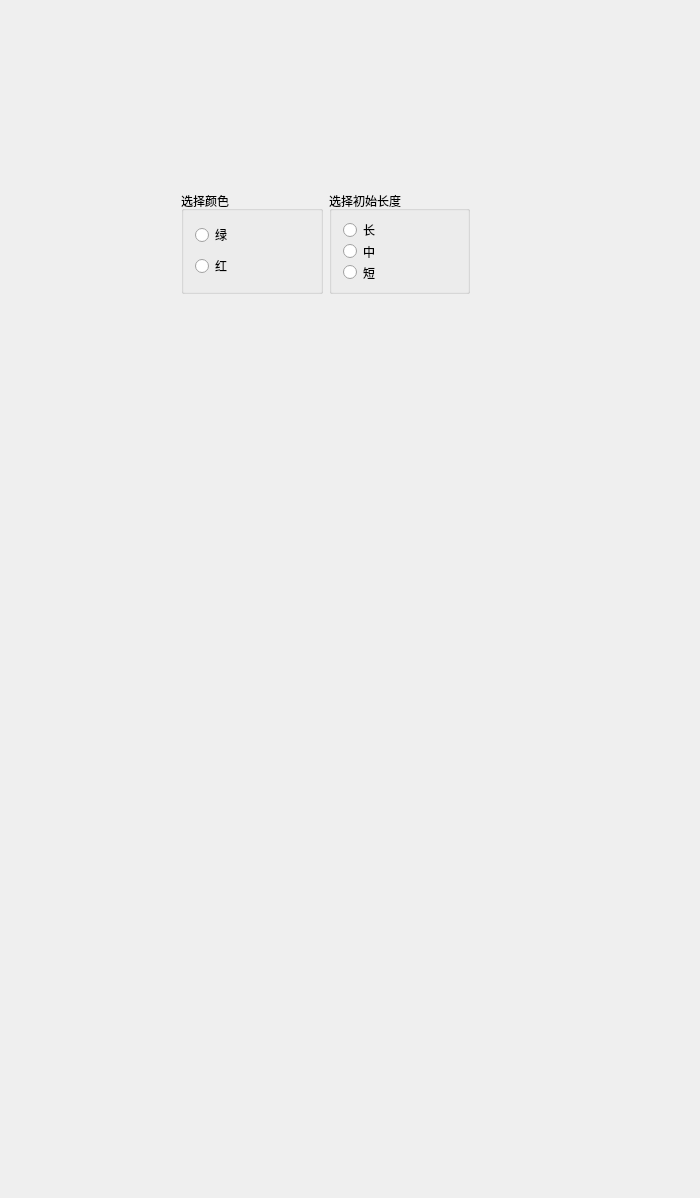
The window that reSnake/select.ui (toucheres/reSnake) describes before a commit, drawn with Qt 5.
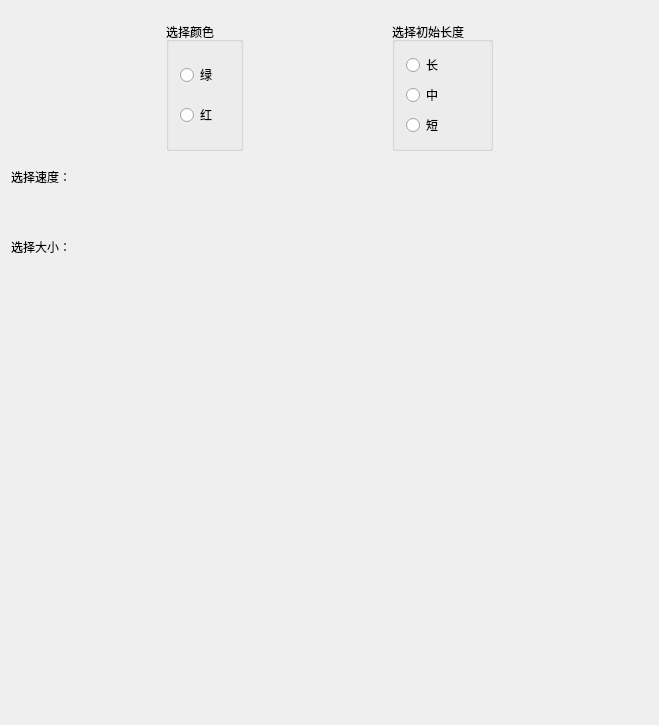
The same window after the commit.

Commit message: 支持大小自定义

Diff of the .ui file:
```diff
--- a/reSnake/select.ui
+++ b/reSnake/select.ui
@@ -6,24 +6,37 @@
    <rect>
     <x>0</x>
     <y>0</y>
-    <width>700</width>
-    <height>1198</height>
+    <width>659</width>
+    <height>725</height>
    </rect>
   </property>
+  <property name="sizePolicy">
+   <sizepolicy hsizetype="Preferred" vsizetype="Preferred">
+    <horstretch>0</horstretch>
+    <verstretch>0</verstretch>
+   </sizepolicy>
+  </property>
   <property name="windowTitle">
    <string>select</string>
   </property>
   <widget class="QWidget" name="centralWidget">
+   <layout class="QVBoxLayout" name="verticalLayout_3">
+    <item>
    <widget class="QWidget" name="widget" native="true">
-    <property name="geometry">
-     <rect>
-      <x>170</x>
-      <y>180</y>
-      <width>311</width>
-      <height>125</height>
-     </rect>
-    </property>
     <layout class="QHBoxLayout" name="horizontalLayout">
+       <item>
+        <spacer name="horizontalSpacer">
+         <property name="orientation">
+          <enum>Qt::Orientation::Horizontal</enum>
+         </property>
+         <property name="sizeHint" stdset="0">
+          <size>
+           <width>40</width>
+           <height>20</height>
+          </size>
+         </property>
+        </spacer>
+       </item>
      <item>
       <widget class="QGroupBox" name="choosecolor">
        <property name="title">
@@ -47,6 +60,19 @@
        </layout>
       </widget>
      </item>
+       <item>
+        <spacer name="horizontalSpacer_3">
+         <property name="orientation">
+          <enum>Qt::Orientation::Horizontal</enum>
+         </property>
+         <property name="sizeHint" stdset="0">
+          <size>
+           <width>40</width>
+           <height>20</height>
+          </size>
+         </property>
+        </spacer>
+       </item>
      <item>
       <widget class="QGroupBox" name="chooselength">
        <property name="title">
@@ -77,8 +103,180 @@
        </layout>
       </widget>
      </item>
-    </layout>
-   </widget>
+       <item>
+        <spacer name="horizontalSpacer_2">
+         <property name="orientation">
+          <enum>Qt::Orientation::Horizontal</enum>
+         </property>
+         <property name="sizeHint" stdset="0">
+          <size>
+           <width>40</width>
+           <height>20</height>
+          </size>
+         </property>
+        </spacer>
+       </item>
+      </layout>
+     </widget>
+    </item>
+    <item>
+     <widget class="QLabel" name="label">
+      <property name="text">
+       <string>选择速度：</string>
+      </property>
+     </widget>
+    </item>
+    <item>
+     <spacer name="verticalSpacer_2">
+      <property name="orientation">
+       <enum>Qt::Orientation::Vertical</enum>
+      </property>
+      <property name="sizeHint" stdset="0">
+       <size>
+        <width>20</width>
+        <height>40</height>
+       </size>
+      </property>
+     </spacer>
+    </item>
+    <item>
+     <widget class="QLabel" name="label_2">
+      <property name="text">
+       <string>选择大小：</string>
+      </property>
+     </widget>
+    </item>
+    <item>
+     <spacer name="verticalSpacer_11">
+      <property name="orientation">
+       <enum>Qt::Orientation::Vertical</enum>
+      </property>
+      <property name="sizeHint" stdset="0">
+       <size>
+        <width>20</width>
+        <height>40</height>
+       </size>
+      </property>
+     </spacer>
+    </item>
+    <item>
+     <spacer name="verticalSpacer_10">
+      <property name="orientation">
+       <enum>Qt::Orientation::Vertical</enum>
+      </property>
+      <property name="sizeHint" stdset="0">
+       <size>
+        <width>20</width>
+        <height>40</height>
+       </size>
+      </property>
+     </spacer>
+    </item>
+    <item>
+     <spacer name="verticalSpacer_8">
+      <property name="orientation">
+       <enum>Qt::Orientation::Vertical</enum>
+      </property>
+      <property name="sizeHint" stdset="0">
+       <size>
+        <width>20</width>
+        <height>40</height>
+       </size>
+      </property>
+     </spacer>
+    </item>
+    <item>
+     <spacer name="verticalSpacer_9">
+      <property name="orientation">
+       <enum>Qt::Orientation::Vertical</enum>
+      </property>
+      <property name="sizeHint" stdset="0">
+       <size>
+        <width>20</width>
+        <height>40</height>
+       </size>
+      </property>
+     </spacer>
+    </item>
+    <item>
+     <spacer name="verticalSpacer_7">
+      <property name="orientation">
+       <enum>Qt::Orientation::Vertical</enum>
+      </property>
+      <property name="sizeHint" stdset="0">
+       <size>
+        <width>20</width>
+        <height>40</height>
+       </size>
+      </property>
+     </spacer>
+    </item>
+    <item>
+     <spacer name="verticalSpacer_6">
+      <property name="orientation">
+       <enum>Qt::Orientation::Vertical</enum>
+      </property>
+      <property name="sizeHint" stdset="0">
+       <size>
+        <width>20</width>
+        <height>40</height>
+       </size>
+      </property>
+     </spacer>
+    </item>
+    <item>
+     <spacer name="verticalSpacer_5">
+      <property name="orientation">
+       <enum>Qt::Orientation::Vertical</enum>
+      </property>
+      <property name="sizeHint" stdset="0">
+       <size>
+        <width>20</width>
+        <height>40</height>
+       </size>
+      </property>
+     </spacer>
+    </item>
+    <item>
+     <spacer name="verticalSpacer_4">
+      <property name="orientation">
+       <enum>Qt::Orientation::Vertical</enum>
+      </property>
+      <property name="sizeHint" stdset="0">
+       <size>
+        <width>20</width>
+        <height>40</height>
+       </size>
+      </property>
+     </spacer>
+    </item>
+    <item>
+     <spacer name="verticalSpacer_3">
+      <property name="orientation">
+       <enum>Qt::Orientation::Vertical</enum>
+      </property>
+      <property name="sizeHint" stdset="0">
+       <size>
+        <width>20</width>
+        <height>40</height>
+       </size>
+      </property>
+     </spacer>
+    </item>
+    <item>
+     <spacer name="verticalSpacer">
+      <property name="orientation">
+       <enum>Qt::Orientation::Vertical</enum>
+      </property>
+      <property name="sizeHint" stdset="0">
+       <size>
+        <width>20</width>
+        <height>40</height>
+       </size>
+      </property>
+     </spacer>
+    </item>
+   </layout>
   </widget>
  </widget>
  <layoutdefault spacing="6" margin="11"/>
```
Lines whose indentation alone changed are shown as unchanged. The commit also changes 11 other files.
